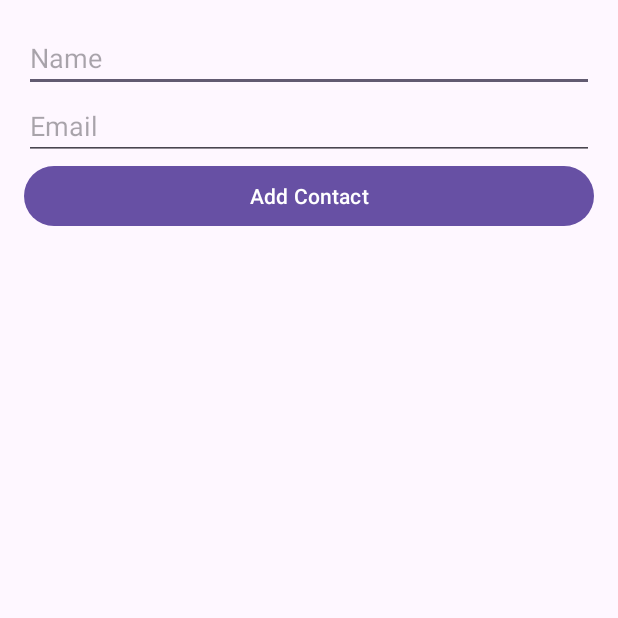
After one commit to LeoAhrau/CurlyBananasMessenger, an Android app: the ContactsActivity screen opened directly, with no data from a screen before it, on a phone screen of 412 x 824 dp, the top half of it. The commit adds this screen. Run offline under Robolectric (Android 15) with nearby library versions, the phone set to English and light mode, and no system bars; our stand-ins replace Firebase (no records; nobody signed in at launch, a user with empty details on screens opened directly), Room's generated code.

Commit message:
local storage for contacts name and email

```diff
--- a/app/src/main/AndroidManifest.xml
+++ b/app/src/main/AndroidManifest.xml
@@ -20,6 +20,10 @@
             android:exported="true">
         </activity>
         <activity
+            android:name=".ContactsActivity"
+            android:exported="true">
+        </activity>
+        <activity
             android:name=".ContactActivity"
             android:exported="false" />
 
--- /dev/null
+++ b/app/src/main/java/com/example/curlybananasmessenger/ContactsActivity.kt
@@ -0,0 +1,242 @@
+package com.example.curlybananasmessenger
+
+import android.os.Bundle
+import android.widget.Button
+import android.widget.EditText
+import android.widget.TextView
+import android.widget.Toast
+import androidx.activity.viewModels
+import androidx.appcompat.app.AppCompatActivity
+import androidx.lifecycle.Observer
+
+class ContactsActivity : AppCompatActivity() {
+    private val viewModel: ContactsViewModel by viewModels { ContactsViewModelFactory(ContactsRepository(ContactsDatabase.getDatabase(this).contactsDao())) }
+
+    override fun onCreate(savedInstanceState: Bundle?) {
+        super.onCreate(savedInstanceState)
+        setContentView(R.layout.activity_contacts)
+
+        val editTextName = findViewById<EditText>(R.id.editTextName)
+        val editTextEmail = findViewById<EditText>(R.id.editTextEmail)
+        val buttonAddContact = findViewById<Button>(R.id.buttonAddContact)
+        val textViewContacts = findViewById<TextView>(R.id.textViewContacts)
+
+        // Observing the LiveData from the ViewModel to update UI
+        viewModel.allContacts.observe(this, Observer { contacts ->
+            // Display each contact in the TextView
+            textViewContacts.text = contacts.joinToString("\n") { contact ->
+                "${contact.name} - ${contact.email}"
+            }
+        })
+
+        // Handling button click event
+        buttonAddContact.setOnClickListener {
+            val name = editTextName.text.toString().trim()
+            val email = editTextEmail.text.toString().trim()
+
+            if (name.isNotEmpty() && email.isNotEmpty()) {
+                // Insert new contact into the ViewModel
+                viewModel.insert(Contacts(name = name, email = email))
+
+                // Clear the input fields after insertion
+                editTextName.text.clear()
+                editTextEmail.text.clear()
+            } else {
+                // Show an error or toast message if fields are empty
+                Toast.makeText(this, "Both fields are required", Toast.LENGTH_SHORT).show()
+            }
+        }
+    }
+}
+
+//        viewModel.allContacts.observe(this, Observer { contacts ->
+//            textViewContacts.text = contacts.joinToString("\n") { contact ->
+//                "${contact.name} - ${contact.email}"
+//            }
+//        })
+//
+//        buttonAddContact.setOnClickListener {
+//            val name = editTextName.text.toString()
+//            val email = editTextEmail.text.toString()
+//            if (name.isNotBlank() && email.isNotBlank()) {
+//                viewModel.insert(Contacts(name = name, email = email))
+//                editTextName.text.clear()
+//                editTextEmail.text.clear()
+//            }
+//        }
+//    }
+//}
+//
+
+//import android.os.Bundle
+//import androidx.activity.viewModels
+//import androidx.appcompat.app.AppCompatActivity
+//import androidx.lifecycle.Observer
+////
+//class ContactsActivity : AppCompatActivity() {
+//    private val viewModel: ContactsViewModel by viewModels()
+//
+//    override fun onCreate(savedInstanceState: Bundle?) {
+//        super.onCreate(savedInstanceState)
+//        setContentView(R.layout.activity_contacts)
+//
+//        val editTextName = findViewById<EditText>(R.id.editTextName)
+//        val editTextEmail = findViewById<EditText>(R.id.editTextEmail)
+//        val buttonAddContact = findViewById<Button>(R.id.buttonAddContact)
+//        val textViewContacts = findViewById<TextView>(R.id.textViewContacts)
+//
+//        viewModel.allContacts.observe(this, Observer { contacts ->
+//            textViewContacts.text = contacts.joinToString("\n") { contact ->
+//                "${contact.name} - ${contact.email}"
+//            }
+//        })
+//
+//        buttonAddContact.setOnClickListener {
+//            val name = editTextName.text.toString()
+//            val email = editTextEmail.text.toString()
+//            viewModel.insert(Contact(name = name, email = email))
+//            editTextName.text.clear()
+//            editTextEmail.text.clear()
+//        }
+//    }
+//}
+//
+
+//import android.os.Bundle
+//import android.widget.Button
+//import android.widget.EditText
+//import android.widget.TextView
+//import androidx.activity.viewModels
+//import androidx.appcompat.app.AppCompatActivity
+//import androidx.lifecycle.Observer
+
+//class ContactsActivity : AppCompatActivity() {
+//    private val viewModel: ContactsViewModel by viewModels()
+//
+//    override fun onCreate(savedInstanceState: Bundle?) {
+//        super.onCreate(savedInstanceState)
+//        setContentView(R.layout.activity_contacts)
+//
+//        val editTextName = findViewById<EditText>(R.id.editTextName)
+//        val editTextEmail = findViewById<EditText>(R.id.editTextEmail)
+//        val buttonAddContact = findViewById<Button>(R.id.buttonAddContact)
+//        val textViewContacts = findViewById<TextView>(R.id.textViewContacts)
+//
+//        viewModel.allContacts.observe(this, Observer { contacts ->
+//            textViewContacts.text = contacts.joinToString("\n") { contact ->
+//                "${contact.name} - ${contact.email}"
+//            }
+//        })
+//
+//        buttonAddContact.setOnClickListener {
+//            val name = editTextName.text.toString()
+//            val email = editTextEmail.text.toString()
+//            viewModel.insert(Contact(name = name, email = email))
+//            editTextName.text.clear()
+//            editTextEmail.text.clear()
+//        }
+//    }
+//}
+//
+//
+
+
+//
+//import android.os.Bundle
+//import androidx.activity.viewModels
+//import androidx.appcompat.app.AppCompatActivity
+//import androidx.lifecycle.Observer
+//
+//import android.os.Bundle
+//import android.widget.Button
+//import android.widget.EditText
+//import android.widget.TextView
+//import androidx.activity.viewModels
+//import androidx.appcompat.app.AppCompatActivity
+//import androidx.lifecycle.Observer
+//
+//class ContactsActivity : AppCompatActivity() {
+//    private val viewModel: ContactsViewModel by viewModels()
+//
+//    override fun onCreate(savedInstanceState: Bundle?) {
+//        super.onCreate(savedInstanceState)
+//        setContentView(R.layout.activity_contacts)
+//
+//        val editTextName = findViewById<EditText>(R.id.editTextName)
+//        val editTextEmail = findViewById<EditText>(R.id.editTextEmail)
+//        val buttonAddContact = findViewById<Button>(R.id.buttonAddContact)
+//        val textViewContacts = findViewById<TextView>(R.id.textViewContacts)
+//
+//        viewModel.allContacts.observe(this, Observer { contacts ->
+//            textViewContacts.text = contacts.joinToString("\n") { contact ->
+//                "${contact.name} - ${contact.email}"
+//            }
+//        })
+//
+//        buttonAddContact.setOnClickListener {
+//            val name = editTextName.text.toString()
+//            val email = editTextEmail.text.toString()
+//            viewModel.insert(Contact(name = name, email = email))
+//            editTextName.text.clear()
+//            editTextEmail.text.clear()
+//        }
+//    }
+//}
+//
+////
+//
+//class ContactsActivity : AppCompatActivity() {
+//    private lateinit var binding: ActivityContactsBinding
+//    private val viewModel: ContactsViewModel by viewModels()
+//
+//    override fun onCreate(savedInstanceState: Bundle?) {
+//        super.onCreate(savedInstanceState)
+//        binding = ActivityContactsBinding.inflate(layoutInflater)
+//        setContentView(binding.root)
+//
+//        viewModel.allContacts.observe(this, Observer { contacts ->
+//            binding.textViewContacts.text = contacts.joinToString("\n") { contact ->
+//                "${contact.name} - ${contact.email} - ${contact.phoneNumber} - ${contact.address}"
+//            }
+//        })
+//
+//        binding.buttonAddContact.setOnClickListener {
+//            val name = binding.editTextName.text.toString()
+//            val email = binding.editTextEmail.text.toString()
+//
+//            viewModel.insert(Contact(name = name, email = email))
+//            clearFields()
+//        }
+//    }
+//
+//    private fun clearFields() {
+//        binding.editTextName.text.clear()
+//        binding.editTextEmail.text.clear()
+//    }
+//}
+
+
+
+//class ContactsActivity : AppCompatActivity() {
+//    private lateinit var binding: ActivityContactsBinding
+//    private val viewModel: ContactsViewModel by viewModels()
+//
+//    override fun onCreate(savedInstanceState: Bundle?) {
+//        super.onCreate(savedInstanceState)
+//        binding = ActivityContactsBinding.inflate(layoutInflater)
+//        setContentView(binding.root)
+//
+//        viewModel.contacts.observe(this, Observer { contacts ->
+//            displayContacts(contacts)
+//        })
+//
+//        viewModel.fetchContactsAndStore()
+//    }
+//
+//    private fun displayContacts(contacts: List<Contact>) {
+//        val contactsText = contacts.joinToString("\n") { contact ->
+//            "Name: ${contact.name}, Email: ${contact.email}, Phone: ${contact.phoneNumber}, Address: ${contact.address}"
+//        }
+//        binding.textViewContacts.text = contactsText
+//    }
+//}
--- /dev/null
+++ b/app/src/main/java/com/example/curlybananasmessenger/ContactsDao.kt
@@ -0,0 +1,35 @@
+package com.example.curlybananasmessenger
+
+import androidx.lifecycle.LiveData
+import androidx.room.Dao
+import androidx.room.Insert
+import androidx.room.Query
+
+@Dao
+interface ContactsDao {
+    @Query("SELECT * FROM contacts")
+    fun getAllContacts(): LiveData<List<Contacts>>
+
+    @Insert
+    fun insertContact(contact: Contacts)  // Changed from insertContacts to insertContact
+
+    @Query("SELECT * FROM contacts ORDER BY id DESC LIMIT 1")
+    fun getLastContact(): LiveData<Contacts>  // Changed from getLastContacts to getLastContact
+}
+
+
+
+//Define a DAO to access your database operations. This interface will provide methods for inserting,
+// fetching, and other operations on the contacts.
+//interface ContactsDao {
+//    @Query("SELECT * FROM contacts")
+//    fun getAllContacts(): LiveData<List<Contacts>>
+//
+//    @Insert
+//    fun insertContacts(contacts: Contacts)
+//
+//    @Query("SELECT * FROM contacts ORDER BY id DESC LIMIT 1")
+//    fun getLastContacts(): LiveData<Contacts>
+//}
+//
+//
--- /dev/null
+++ b/app/src/main/java/com/example/curlybananasmessenger/ContactsDatabase.kt
@@ -0,0 +1,54 @@
+package com.example.curlybananasmessenger
+
+import android.content.Context
+import androidx.room.Database
+import androidx.room.Room
+import androidx.room.RoomDatabase
+
+@Database(entities = [Contacts::class], version = 1, exportSchema = false)
+abstract class ContactsDatabase : RoomDatabase() {
+    abstract fun contactsDao(): ContactsDao
+
+    companion object {
+        @Volatile
+        private var INSTANCE: ContactsDatabase? = null
+
+        fun getDatabase(context: Context): ContactsDatabase {
+            return INSTANCE ?: synchronized(this) {
+                val instance = Room.databaseBuilder(
+                    context.applicationContext,
+                    ContactsDatabase::class.java,
+                    "contacts_database"
+                ).fallbackToDestructiveMigration()
+                    .build()
+                INSTANCE = instance
+                instance
+            }
+        }
+    }
+}
+
+
+//
+//@Database(entities = [Contact::class], version = 1, exportSchema = false)
+//abstract class ContactDatabase : RoomDatabase() {
+//    abstract fun contactDao(): ContactDao
+//
+//    companion object {
+//        @Volatile
+//        private var INSTANCE: ContactDatabase? = null
+//
+//        fun getDatabase(context: Context): ContactDatabase {
+//            return INSTANCE ?: synchronized(this) {
+//                val instance = Room.databaseBuilder(
+//                    context.applicationContext,
+//                    ContactDatabase::class.java,
+//                    "contact_database"
+//                ).fallbackToDestructiveMigration()
+//                    .build()
+//                INSTANCE = instance
+//                instance
+//            }
+//        }
+//    }
+//}
--- /dev/null
+++ b/app/src/main/java/com/example/curlybananasmessenger/ContactsRepository.kt
@@ -0,0 +1,21 @@
+package com.example.curlybananasmessenger
+
+import androidx.lifecycle.LiveData
+
+
+class ContactsRepository(private val contactsDao: ContactsDao) {
+    val allContacts: LiveData<List<Contacts>> = contactsDao.getAllContacts()
+
+    suspend fun insert(contact: Contacts) {
+        contactsDao.insertContact(contact)
+    }
+}
+
+//
+//class ContactsRepository(private val contactsDao: ContactsDao) {
+//    val allContacts: LiveData<List<Contact>> = contactsDao.getAllContacts()
+//
+//    suspend fun insert(contacts: Contacts) {
+//        contactsDao.insertContacts(contacts)
+//    }
+//}
--- /dev/null
+++ b/app/src/main/java/com/example/curlybananasmessenger/ContactsViewModel.kt
@@ -0,0 +1,142 @@
+package com.example.curlybananasmessenger
+
+import androidx.lifecycle.LiveData
+import androidx.lifecycle.ViewModel
+import androidx.lifecycle.viewModelScope
+import kotlinx.coroutines.Dispatchers
+import kotlinx.coroutines.launch
+
+class ContactsViewModel(private val repository: ContactsRepository) : ViewModel() {
+    val allContacts: LiveData<List<Contacts>> = repository.allContacts
+
+    fun insert(contact: Contacts) = viewModelScope.launch(Dispatchers.IO) {
+        repository.insert(contact)
+    }
+}
+
+
+
+//import androidx.lifecycle.viewModelScope
+//import kotlinx.coroutines.launch
+//import com.google.firebase.firestore.FirebaseFirestore
+//
+//open class ContactsViewModel(Repository: Any?) : ContactsViewModel(com.example.curlybananasmessenger.ContactsRepository) {
+//    val allContacts: Any
+//    private val db = FirebaseFirestore.getInstance()
+//
+//    fun fetchContactsAndStore() {
+//        viewModelScope.launch {
+//            db.collection("contacts")
+//                .get()
+//                .addOnSuccessListener { result ->
+//                    val newContacts = result.map { doc ->
+//                        Contacts(
+//                            id = doc.id,
+//                            name = doc.getString("name") ?: "",
+//                            email = doc.getString("email")
+//                        )
+//                    }
+//                    storeContactsInLocalDatabase(newContacts)
+//                }
+//                .addOnFailureListener { exception ->
+//                    // Handle error
+//                }
+//        }
+//    }
+//
+//    private fun storeContactsInLocalDatabase(contacts: List<Contact>) {
+//        viewModelScope.launch {
+//            val database = Room.databaseBuilder(App.instance, AppDatabase::class.java, "mycontacts.db").build()
+//            database.contactDao().insertAll(contacts)
+//        }
+//    }
+//}
+
+
+////import androidx.lifecycle.ViewModel
+////import androidx.lifecycle.viewModelScope
+////import androidx.room.Room
+////import kotlinx.coroutines.launch
+////import com.google.firebase.firestore.FirebaseFirestore
+//
+////Fetch contacts from Firebase Firestore and store them in your Room database. You can use Kotlin
+//// Coroutines for better asynchronous handling.
+//import androidx.lifecycle.ViewModel
+//import androidx.lifecycle.viewModelScope
+//import com.google.firebase.firestore.FirebaseFirestore
+//import kotlinx.coroutines.Dispatchers
+//import kotlinx.coroutines.launch
+//import kotlinx.coroutines.tasks.await
+//import kotlinx.coroutines.withContext
+//
+//class ContactsViewModel : ViewModel() {
+//    private val db = FirebaseFirestore.getInstance()
+//
+//    fun fetchContactsAndStore() {
+//        viewModelScope.launch {
+//            try {
+//                val result = db.collection("contacts").get().await()
+//                val contacts = result.documents.map { doc ->
+//                    Contact(
+//                        id = doc.id,
+//                        name = doc.getString("name") ?: "",
+//                        email = doc.getString("email"),
+//
+//                    )
+//                }
+//                storeContactsInLocalDatabase(contacts)
+//            } catch (exception: Exception) {
+//                // Handle error, log it or inform user
+//            }
+//        }
+//    }
+//
+//    private suspend fun storeContactsInLocalDatabase(contacts: List<Contact>) {
+//        withContext(Dispatchers.IO) { // Explicitly shifting to IO thread for DB operations
+//            val database = AppDatabase.DatabaseProvider.getDatabase(App.instance)
+//            database.contactDao().insertAll(contacts)
+//        }
+//    }
+//}
+//
+//
+//
+////class ContactsViewModel : ViewModel() {
+////    private val db = FirebaseFirestore.getInstance()
+////
+////    fun fetchContactsAndStore() {
+////        viewModelScope.launch {
+////            db.collection("contacts")
+////                .get()
+////                .addOnSuccessListener { result ->
+////                    val contacts = result.map { doc ->
+////                        Contact(
+////                            id = doc.id,
+////                            name = doc.getString("name") ?: "",
+////                            email = doc.getString("email"),
+////                            phoneNumber = doc.getString("phoneNumber"),
+////                            address = doc.getString("address")
+////                        )
+////                    }
+////                    storeContactsInLocalDatabase(contacts)
+////                }
+////                .addOnFailureListener { exception ->
+////                    // Handle error
+////                }
+////        }
+////    }
+////
+//////    private fun storeContactsInLocalDatabase(contacts: List<Contact>) {
+//////        viewModelScope.launch {
+//////            val database = Room.databaseBuilder(App.instance, AppDatabase::class.java, "mycontacts.db").build()
+//////            database.contactDao().insertAll(contacts)
+//////        }
+//////    }
+////    private fun storeContactsInLocalDatabase(contacts: List<Contact>) {
+////        viewModelScope.launch {
+////            val database = AppDatabase.DatabaseProvider.getDatabase(App.instance)
+////            database.contactDao().insertAll(contacts)
+////        }
+////    }
+////
+////}
--- /dev/null
+++ b/app/src/main/java/com/example/curlybananasmessenger/ContactsViewModelFactory.kt
@@ -0,0 +1,25 @@
+package com.example.curlybananasmessenger
+
+import androidx.lifecycle.ViewModel
+import androidx.lifecycle.ViewModelProvider
+
+class ContactsViewModelFactory(private val repository: ContactsRepository) : ViewModelProvider.Factory {
+    override fun <T : ViewModel> create(modelClass: Class<T>): T {
+        if (modelClass.isAssignableFrom(ContactsViewModel::class.java)) {
+            @Suppress("UNCHECKED_CAST")
+            return ContactsViewModel(repository) as T
+        }
+        throw IllegalArgumentException("Unknown ViewModel class")
+    }
+}
+
+
+//class ContactsViewModelFactory(private val repository: ContactsRepository) : ViewModelProvider.Factory {
+//    override fun <T : ViewModel> create(modelClass: Class<T>): T {
+//        if (modelClass.isAssignableFrom(ContactsViewModel::class.java)) {
+//            @Suppress("UNCHECKED_CAST")
+//            return ContactsViewModel(ContactsRepository) as T
+//        }
+//        throw IllegalArgumentException("Unknown ViewModel class")
+//    }
+//}
--- a/app/src/main/java/com/example/curlybananasmessenger/LoginActivity.kt
+++ b/app/src/main/java/com/example/curlybananasmessenger/LoginActivity.kt
@@ -22,7 +22,11 @@ class LoginActivity : AppCompatActivity() {
             startActivity(intent)
             finish()
         }
-
+        binding.buttonShowContacts.setOnClickListener {
+            val intent = Intent(this, ContactsActivity::class.java)
+            startActivity(intent)
+            finish()
+        }
         binding.btnRegister.setOnClickListener {
             val intent = Intent(this, RegisterActivity::class.java)
             startActivity(intent)
--- a/app/src/main/java/com/example/curlybananasmessenger/MessageAppDatabase.kt
+++ b/app/src/main/java/com/example/curlybananasmessenger/MessageAppDatabase.kt
@@ -5,12 +5,10 @@ import androidx.room.Room
 import androidx.room.Database
 import androidx.room.RoomDatabase
 
-
 //Detta är en annotering som markerar klassen som en Room-databas. Den definierar vilka entiteter (tabeller) databasen ska innehålla, vilken version databasen är och om schemat ska exporteras eller inte.
 @Database(entities = [Message::class], version = 1, exportSchema = false) //entities = [Message::class]: Detta specificerar att Message klassen är en entitet som ska lagras i databasen. exportSchema = false: Detta förhindrar att Room exporterar databasens schema till en JSON-fil, vilket kan vara användbart för versionkontroll
 abstract class MessageAppDatabase : RoomDatabase() {  //version = 1: Detta anger versionen av databasen, vilket är användbart för att hantera databasuppgraderingar genom migrations.
     abstract fun messageDao(): MessageDao //Detta är en abstrakt metod som deklarerar att AppDatabase ska ge tillgång till MessageDao, en DAO (Data Access Object) som hanterar databasoperationerna för Message-entiteten.
-
 
     companion object {
     // Singleton förhindrar flera instanser av databasen att öppnas samtidigt.
--- /dev/null
+++ b/app/src/main/res/layout/activity_contacts.xml
@@ -0,0 +1,61 @@
+<?xml version="1.0" encoding="utf-8"?>
+<LinearLayout xmlns:android="http://schemas.android.com/apk/res/android"
+    android:layout_width="match_parent"
+    android:layout_height="match_parent"
+    android:orientation="vertical"
+    android:padding="16dp">
+
+    <EditText
+        android:id="@+id/editTextName"
+        android:layout_width="match_parent"
+        android:layout_height="wrap_content"
+        android:hint="Name" />
+
+    <EditText
+        android:id="@+id/editTextEmail"
+        android:layout_width="match_parent"
+        android:layout_height="wrap_content"
+        android:hint="Email" />
+
+    <Button
+        android:id="@+id/buttonAddContact"
+        android:layout_width="match_parent"
+        android:layout_height="wrap_content"
+        android:text="Add Contact" />
+
+    <TextView
+        android:id="@+id/textViewContacts"
+        android:layout_width="match_parent"
+        android:layout_height="wrap_content"
+        android:text="Contacts will appear here"
+        android:padding="8dp" />
+</LinearLayout>
+
+
+
+
+
+    <!--<?xml version="1.0" encoding="utf-8"?>-->
+<!--<androidx.constraintlayout.widget.ConstraintLayout xmlns:android="http://schemas.android.com/apk/res/android"-->
+<!--    android:layout_width="match_parent"-->
+<!--    android:layout_height="match_parent">-->
+
+<!--    <LinearLayout xmlns:android="http://schemas.android.com/apk/res/android"-->
+<!--        xmlns:tools="http://schemas.android.com/tools"-->
+<!--        android:layout_width="match_parent"-->
+<!--        android:layout_height="match_parent"-->
+<!--        android:orientation="vertical"-->
+<!--        android:padding="16dp"-->
+<!--        tools:context=".ContactsActivity">-->
+
+<!--        <TextView-->
+<!--            android:id="@+id/textView_contacts"-->
+<!--            android:layout_width="match_parent"-->
+<!--            android:layout_height="wrap_content"-->
+<!--            android:text="Contacts will appear here"-->
+<!--            android:textSize="16sp" />-->
+
+<!--    </LinearLayout>-->
+
+
+<!--</androidx.constraintlayout.widget.ConstraintLayout>-->
```
Also changed, not shown: app/src/main/java/com/example/curlybananasmessenger/Contacts.kt (added, +22 -0 lines), app/src/main/java/com/example/curlybananasmessenger/MainActivity.kt (+7 -12 lines), app/src/main/res/layout/activity_login.xml (+7 -0 lines).
